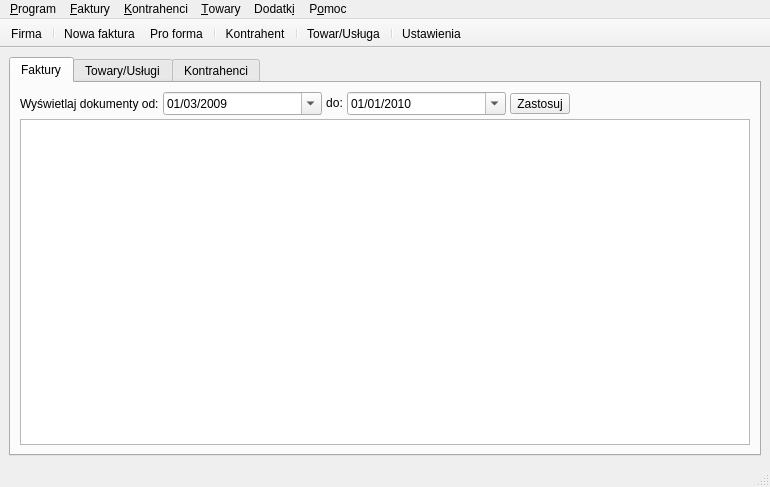
Old version of the form qfaktury/src/ui/MainWindow.ui in the repository tkQCompany/qcompany.
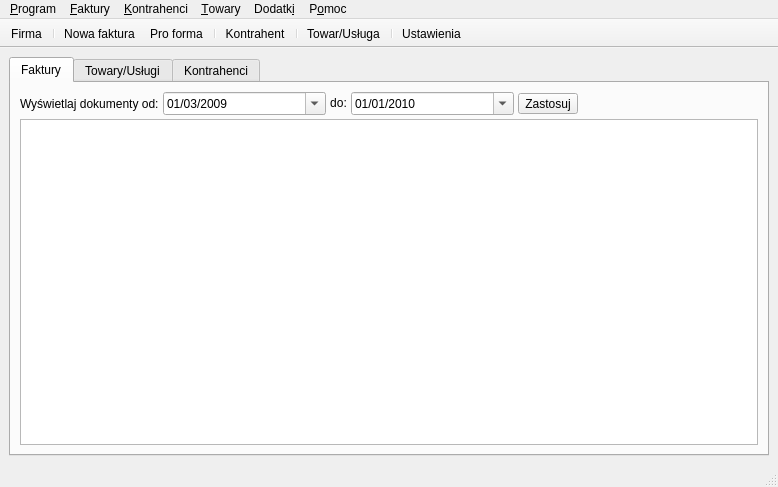
New version of the form. Icons and pictures are not drawn.

Patch:
```diff
--- a/qfaktury/src/ui/MainWindow.ui
+++ b/qfaktury/src/ui/MainWindow.ui
@@ -7,7 +7,7 @@
    <rect>
     <x>0</x>
     <y>0</y>
-    <width>770</width>
+    <width>778</width>
     <height>487</height>
    </rect>
   </property>
@@ -124,7 +124,7 @@
              </date>
             </property>
             <property name="displayFormat">
-             <string>MM/dd/yyyy</string>
+             <string>dd/MM/yyyy</string>
             </property>
             <property name="calendarPopup">
              <bool>true</bool>
@@ -244,8 +244,8 @@
     <rect>
      <x>0</x>
      <y>0</y>
-     <width>770</width>
-     <height>25</height>
+     <width>778</width>
+     <height>24</height>
     </rect>
    </property>
    <widget class="QMenu" name="menuProgram">
```
Left out of the diff: 39 changed lines with no effect on the pictures.
